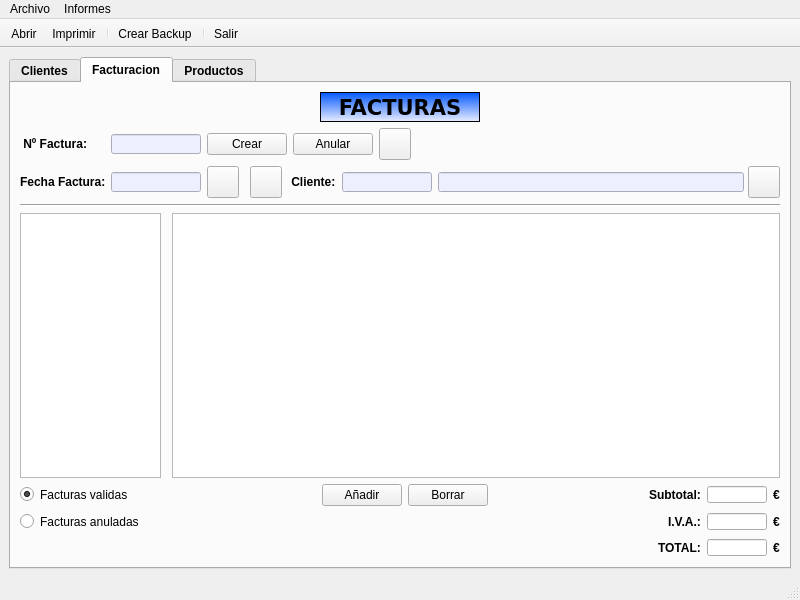
The window that venPrincipal.ui (MelonRodante/MarquezMiguel) describes before a commit, drawn with Qt 5.
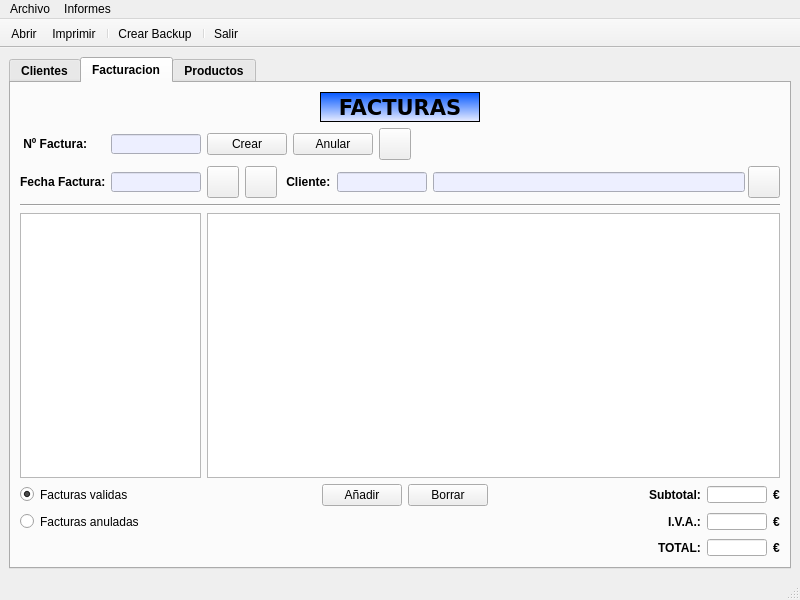
The same window after the commit. Icons and pictures are not drawn.

Commit message: Panel facturacion creado

```diff
--- a/venPrincipal.ui
+++ b/venPrincipal.ui
@@ -1397,22 +1397,6 @@
             </property>
            </widget>
           </item>
-          <item>
-           <spacer name="horizontalSpacer_11">
-            <property name="orientation">
-             <enum>Qt::Horizontal</enum>
-            </property>
-            <property name="sizeType">
-             <enum>QSizePolicy::Fixed</enum>
-            </property>
-            <property name="sizeHint" stdset="0">
-             <size>
-              <width>5</width>
-              <height>20</height>
-             </size>
-            </property>
-           </spacer>
-          </item>
           <item>
            <widget class="QPushButton" name="btnFaturacionBuscarFecha">
             <property name="sizePolicy">
@@ -1496,7 +1480,7 @@
             </property>
             <property name="minimumSize">
              <size>
-              <width>306</width>
+              <width>312</width>
               <height>20</height>
              </size>
             </property>
@@ -1568,7 +1552,7 @@
             </property>
             <property name="sizeHint" stdset="0">
              <size>
-              <width>0</width>
+              <width>20</width>
               <height>20</height>
              </size>
             </property>
@@ -1595,7 +1579,7 @@
             </property>
             <property name="minimumSize">
              <size>
-              <width>141</width>
+              <width>181</width>
               <height>0</height>
              </size>
             </property>
@@ -1650,22 +1634,6 @@
             </column>
            </widget>
           </item>
-          <item>
-           <spacer name="space_10">
-            <property name="orientation">
-             <enum>Qt::Horizontal</enum>
-            </property>
-            <property name="sizeType">
-             <enum>QSizePolicy::Fixed</enum>
-            </property>
-            <property name="sizeHint" stdset="0">
-             <size>
-              <width>5</width>
-              <height>0</height>
-             </size>
-            </property>
-           </spacer>
-          </item>
           <item>
            <widget class="QTableWidget" name="tablaVentas"/>
           </item>
```
